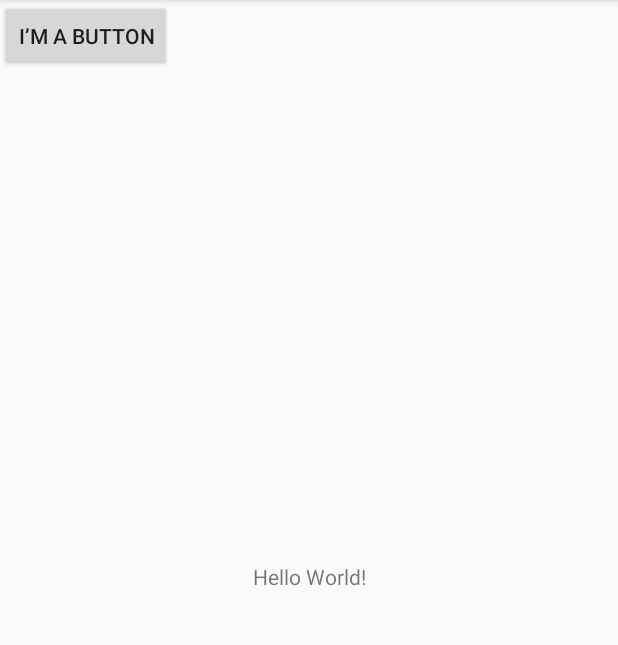
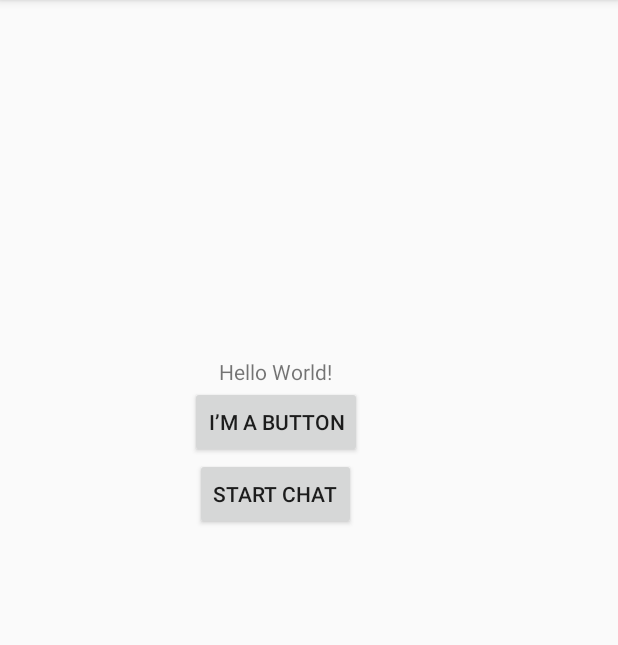
Before and after one commit to shen0083/CST2335_lab1, an Android app: the StartActivity screen opened directly, with no data from a screen before it, on a phone screen of 412 x 824 dp, the part 84-729 px from its top. Run offline under Robolectric (Android 15) with nearby library versions, the phone set to English and light mode, and no system bars.

Commit message:
Finished Lab4

```diff
--- a/app/src/main/java/com/example/cynthiasheng/cst2335_lab1/LoginActivity.java
+++ b/app/src/main/java/com/example/cynthiasheng/cst2335_lab1/LoginActivity.java
@@ -54,7 +54,7 @@ public class LoginActivity extends Activity {
     @Override
     protected void onStart() {
         super.onStart();
-        Log.i(ACTIVITY_NAME, "In onResume()");
+        Log.i(ACTIVITY_NAME, "In onStart()");
     }
 
     @Override
--- a/app/src/main/java/com/example/cynthiasheng/cst2335_lab1/StartActivity.java
+++ b/app/src/main/java/com/example/cynthiasheng/cst2335_lab1/StartActivity.java
@@ -18,6 +18,7 @@ public class StartActivity extends Activity {
         setContentView(R.layout.activity_start);
         Log.i(ACTIVITY_NAME, "In onCreate()");
 
+
         Button b1 = (Button) findViewById(R.id.button);
         b1.setOnClickListener(new View.OnClickListener() {
             @Override
@@ -27,7 +28,17 @@ public class StartActivity extends Activity {
             }
         }
         );
+
+        Button b2 = (Button) findViewById(R.id.chatbutton);
+        b2.setOnClickListener(new View.OnClickListener() {
+            public void onClick(View view) {
+            Log.i(ACTIVITY_NAME, "User clicked Start Chat");
+                Intent intent = new Intent(StartActivity.this, ChatWindowActivity.class);
+                startActivity(intent);
+            }
+        });
     }
+
 
     protected void onActivityResult(int requestCode, int responseCode, Intent data)  {
         if (requestCode == 10)  {
@@ -40,6 +51,11 @@ public class StartActivity extends Activity {
             toast.show();
         }
     }
+
+
+
+
+
 
     @Override
     protected void onResume() {
--- a/app/src/main/res/layout/activity_start.xml
+++ b/app/src/main/res/layout/activity_start.xml
@@ -5,22 +5,37 @@
     android:layout_width="match_parent"
     android:layout_height="match_parent"
     tools:context="com.example.cynthiasheng.cst2335_lab1.StartActivity">
+    <RelativeLayout
+        android:layout_width="368dp"
+        android:layout_height="495dp"
+        tools:layout_editor_absoluteX="8dp"
+        tools:layout_editor_absoluteY="8dp">
 
     <TextView
+        android:id="@+id/welcome"
         android:layout_width="wrap_content"
         android:layout_height="wrap_content"
         android:text="@string/hello_message"
-        app:layout_constraintBottom_toBottomOf="parent"
-        app:layout_constraintLeft_toLeftOf="parent"
-        app:layout_constraintRight_toRightOf="parent"
-        app:layout_constraintTop_toTopOf="parent" />
+        android:layout_centerInParent="true" />
 
     <Button
         android:id="@+id/button"
         android:layout_width="wrap_content"
         android:layout_height="wrap_content"
         android:text="@string/ButtonText"
-        tools:layout_editor_absoluteX="148dp"
-        tools:layout_editor_absoluteY="266dp" />
+        tools:layout_editor_absoluteX="135dp"
+        tools:layout_editor_absoluteY="288dp"
+        android:layout_below="@+id/welcome"
+        android:layout_centerInParent="true"/>
 
+    <Button
+        android:id="@+id/chatbutton"
+        android:layout_width="wrap_content"
+        android:layout_height="wrap_content"
+        android:text="@string/chat"
+        tools:layout_editor_absoluteX="137dp"
+        tools:layout_editor_absoluteY="386dp"
+        android:layout_below="@+id/button"
+        android:layout_centerInParent="true"/>
+    </RelativeLayout>
 </android.support.constraint.ConstraintLayout>
--- a/app/src/main/res/values/strings.xml
+++ b/app/src/main/res/values/strings.xml
@@ -14,4 +14,6 @@
     <string name="text1">Switch is On</string>
     <string name="text2">Switch is Off</string>
     <string name="text3">Here is my response</string>
+    <string name="chat">Start Chat</string>
+    <string name="send">SEND</string>
 </resources>
```
Also changed, not shown: app/src/main/AndroidManifest.xml (+13 -12 lines), app/src/main/java/com/example/cynthiasheng/cst2335_lab1/ChatWindowActivity.java (added, +116 -0 lines), app/src/main/res/layout/activity_chat_window.xml (added, +48 -0 lines), app/src/main/res/layout/chat_row_incoming.xml (added, +22 -0 lines), app/src/main/res/layout/chat_row_outgoing.xml (added, +21 -0 lines), 1 other file.
